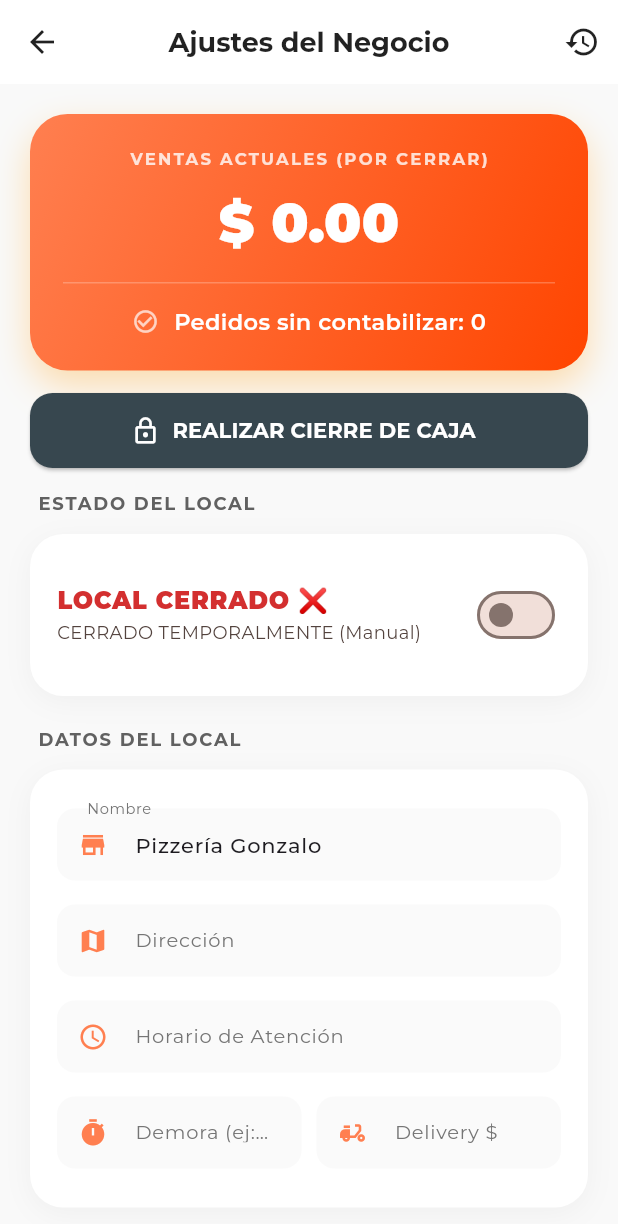
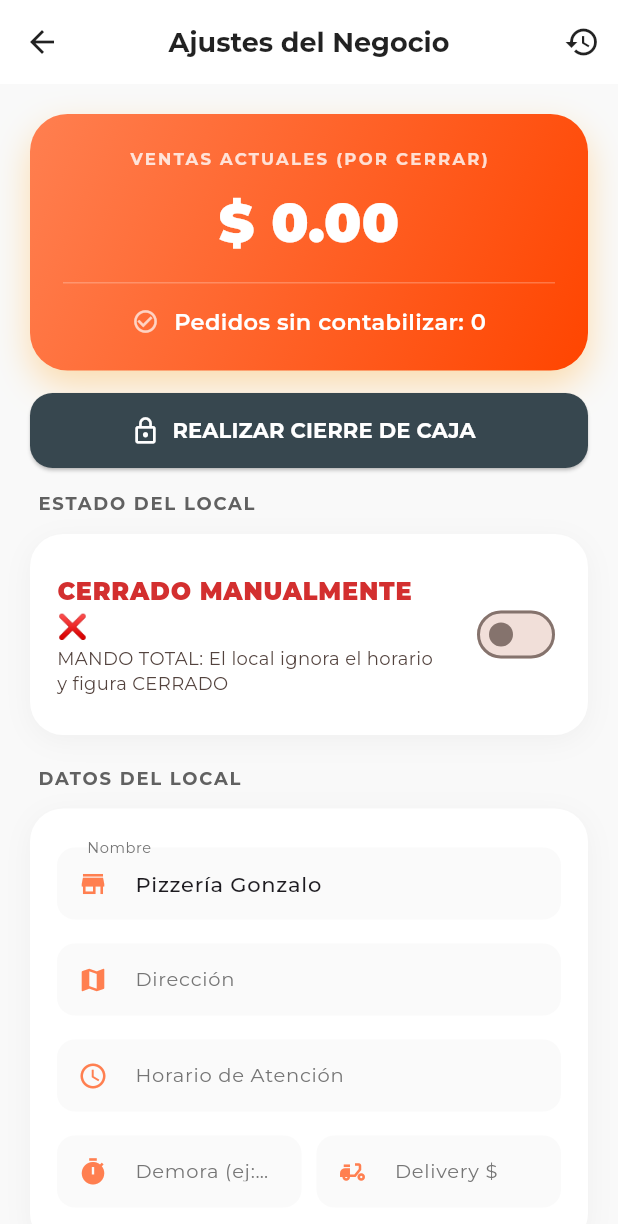
Before and after one commit to CARsoftAR/mi_pedido, a Flutter app: the ConfiguracionPage screen opened directly, after a tap on "LOCAL ABIERTO ✅", on a phone screen of 412 x 824 dp. Shown: the top 1224 px of the screen. Run offline on Flutter 3.47's test engine with Material 3 defaults, Android fonts, the phone set to English and light mode, and no system bars; our stand-ins replace cloud_firestore, firebase_core, google_fonts, image_picker, shared_preferences; accounts and stored records are empty.

Commit message:
Jerarquía de Estado Final: Switch Manual > Horario en ambas Apps. Sincronización instantánea de cierre prioritario.

```diff
--- a/lib/configuracion_page.dart
+++ b/lib/configuracion_page.dart
@@ -264,7 +264,7 @@ class _ConfiguracionPageState extends State<ConfiguracionPage> {
               SwitchListTile(
                 contentPadding: EdgeInsets.zero,
                 title: Text(
-                  _isStoreOpenNow() ? "LOCAL ABIERTO ✅" : "LOCAL CERRADO ❌",
+                  !_localAbiertoManual ? "CERRADO MANUALMENTE ❌" : (_isStoreOpenNow() ? "LOCAL ABIERTO ✅" : "FUERA DE HORARIO ❌"),
                   style: GoogleFonts.montserrat(
                     fontWeight: FontWeight.w900,
                     fontSize: 16,
@@ -273,10 +273,10 @@ class _ConfiguracionPageState extends State<ConfiguracionPage> {
                 ),
                 subtitle: Text(
                   !_localAbiertoManual
-                    ? "CERRADO TEMPORALMENTE (Manual)"
+                    ? "MANDO TOTAL: El local ignora el horario y figura CERRADO"
                     : (_isStoreOpenNow()
-                        ? "El local está recibiendo pedidos"
-                        : "Fuera de horario comercial (${_horarioController.text})"),
+                        ? "El local está recibiendo pedidos (En horario)"
+                        : "Cerrado por horario comercial (${_horarioController.text})"),
                   style: GoogleFonts.montserrat(fontSize: 12),
                 ),
                 value: _localAbiertoManual,
```
Also changed, not shown: lib/client_carta_screen.dart (+10 -2 lines).
